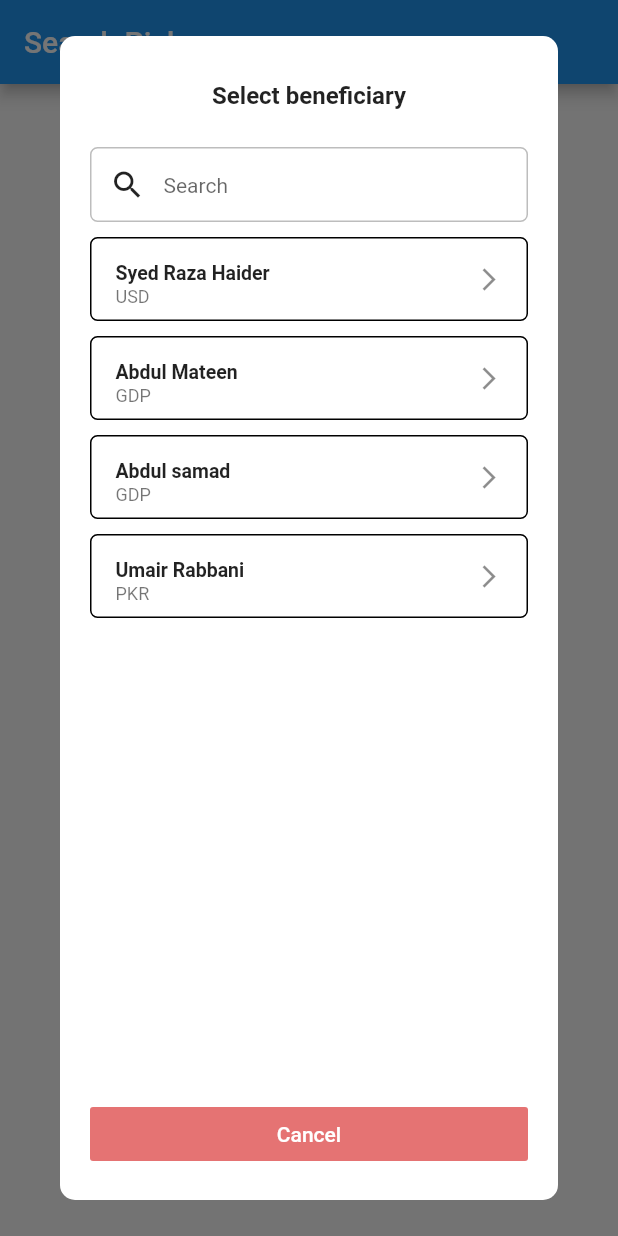
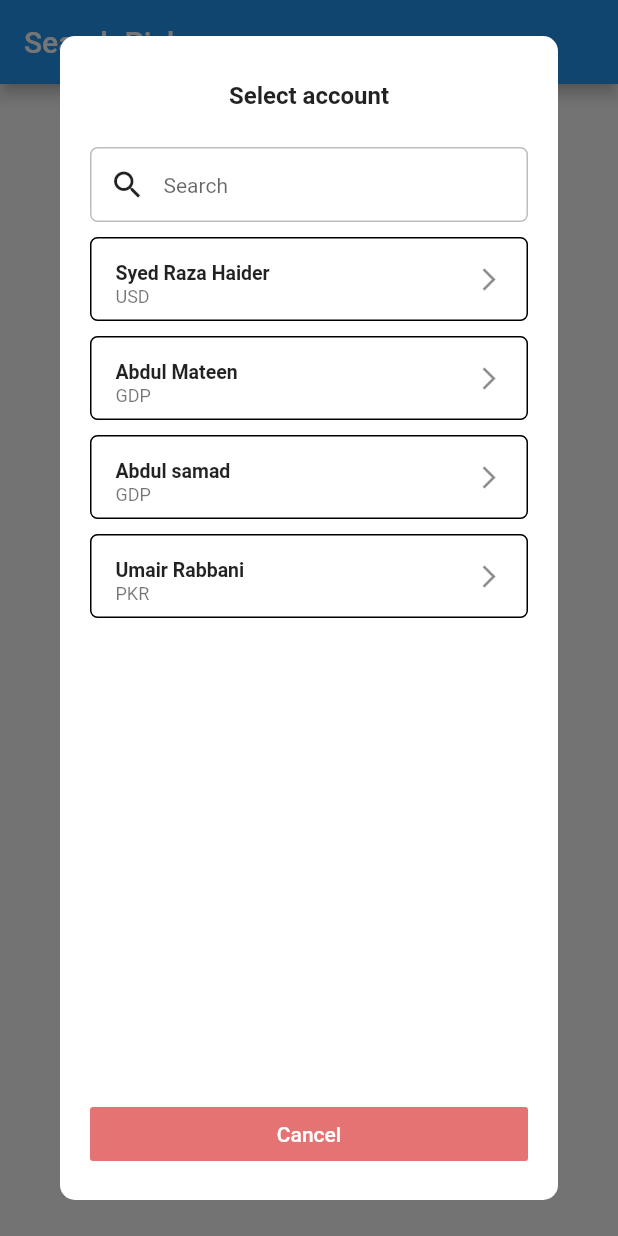
Before and after one commit to raxahai/search_picker, a Flutter app: the screen it shows after launch, after a tap on "Show Dialog", on a phone screen of 412 x 824 dp. Run offline on Flutter 3.47's test engine with Material 2 defaults, Android fonts, the phone set to English and light mode, and no system bars.

Commit message:
started working on account dialog

```diff
--- a/lib/screens/home.dart
+++ b/lib/screens/home.dart
@@ -40,7 +40,7 @@ class _MyHomePageState extends State<MyHomePage> {
               showDialog(
                   context: context,
                   builder: (BuildContext context) => MyDialog(
-                        dialogTitle: "Select beneficiary",
+                        dialogTitle: "Select account",
                         dialogSearch: true,
                         list: userData,
                       ));
--- a/lib/widgets/content_box.dart
+++ b/lib/widgets/content_box.dart
@@ -30,6 +30,9 @@ class _ContentBoxState extends State<ContentBox> {
           ? Column(
               mainAxisSize: MainAxisSize.min,
               children: <Widget>[
+                Row(
+                  children: [],
+                ),
                 Text(
                   widget.title,
                   style: TextStyle(fontSize: 16, fontWeight: FontWeight.w600),
```
